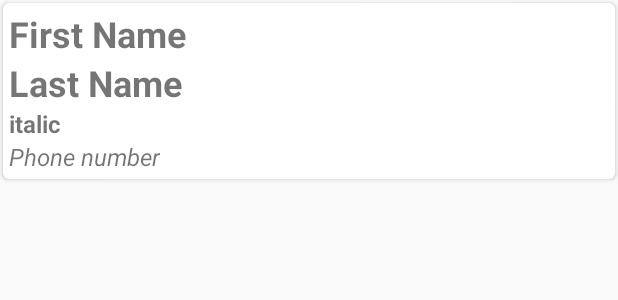
After one commit to Flop88/FineFriends, an Android app: the layout contact_list_item.xml on its own in the app's theme, with its tools: preview values and no code run, on a phone screen of 412 x 824 dp. The commit adds this screen. Shown: the top 300 px of the screen. Run offline under Robolectric (Android 15) with nearby library versions, the phone set to English and light mode, and no system bars.

Commit message:
разметка страницы main

```diff
--- /dev/null
+++ b/app/src/main/res/drawable/ic_baseline_person_add_24.xml
@@ -0,0 +1,5 @@
+<vector android:height="24dp" android:tint="#FFFFFF"
+    android:viewportHeight="24" android:viewportWidth="24"
+    android:width="24dp" xmlns:android="http://schemas.android.com/apk/res/android">
+    <path android:fillColor="@android:color/white" android:pathData="M15,12c2.21,0 4,-1.79 4,-4s-1.79,-4 -4,-4 -4,1.79 -4,4 1.79,4 4,4zM6,10L6,7L4,7v3L1,10v2h3v3h2v-3h3v-2L6,10zM15,14c-2.67,0 -8,1.34 -8,4v2h16v-2c0,-2.66 -5.33,-4 -8,-4z"/>
+</vector>
--- /dev/null
+++ b/app/src/main/res/layout/contact_list_item.xml
@@ -0,0 +1,46 @@
+<?xml version="1.0" encoding="utf-8"?>
+<androidx.cardview.widget.CardView xmlns:android="http://schemas.android.com/apk/res/android"
+    android:layout_width="match_parent"
+    android:layout_height="wrap_content"
+    xmlns:app="http://schemas.android.com/apk/res-auto"
+    app:cardCornerRadius="4dp"
+    android:layout_margin="2dp">
+
+    <LinearLayout
+        android:layout_width="wrap_content"
+        android:layout_height="wrap_content"
+        android:orientation="vertical"
+        android:padding="4dp" >
+
+        <TextView
+            android:layout_width="wrap_content"
+            android:layout_height="wrap_content"
+            android:id="@+id/firstNameTextView"
+            android:text="First Name"
+            android:textStyle="bold"
+            android:textSize="24sp" />
+        <TextView
+            android:layout_width="wrap_content"
+            android:layout_height="wrap_content"
+            android:id="@+id/lastNameTextView"
+            android:text="Last Name"
+            android:textStyle="bold"
+            android:textSize="24sp" />
+        <TextView
+            android:layout_width="wrap_content"
+            android:layout_height="wrap_content"
+            android:id="@+id/emailTextView"
+            android:text="italic"
+            android:textStyle="bold"
+            android:textSize="16sp" />
+        <TextView
+            android:layout_width="wrap_content"
+            android:layout_height="wrap_content"
+            android:id="@+id/phoneNumberTextView"
+            android:text="Phone number"
+            android:textStyle="italic"
+            android:textSize="16sp" />
+
+    </LinearLayout>
+
+</androidx.cardview.widget.CardView>
```
Also changed, not shown: app/src/main/res/layout/activity_main.xml (+17 -3 lines), app/src/main/res/layout/content_main.xml (added, +24 -0 lines).
